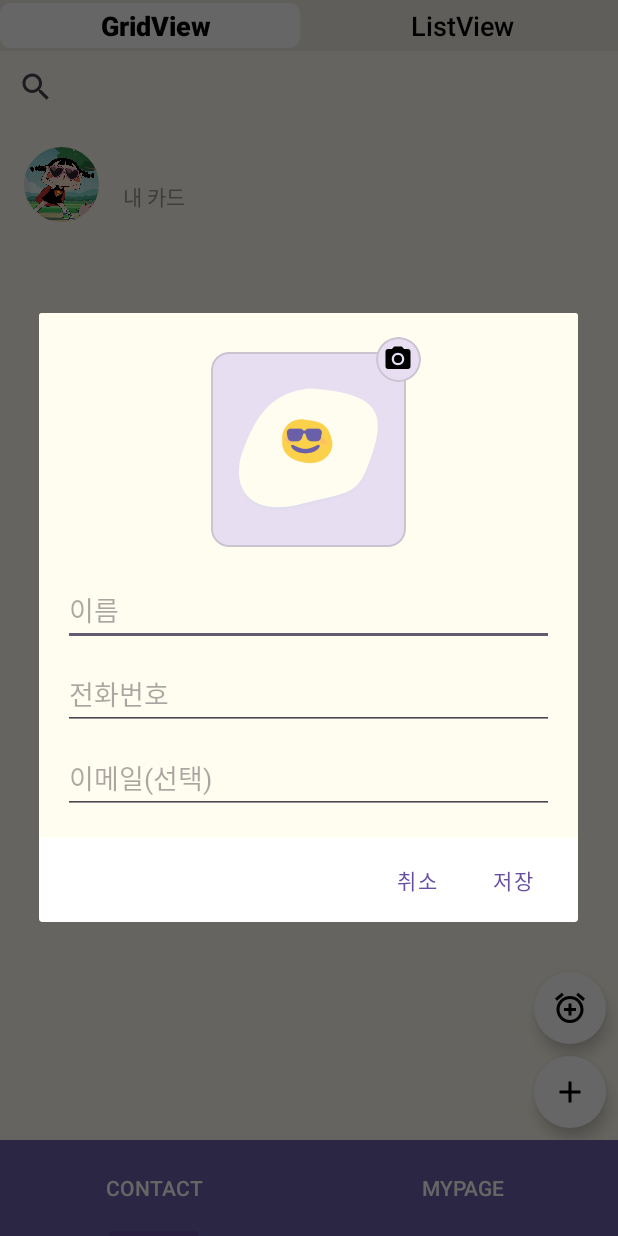
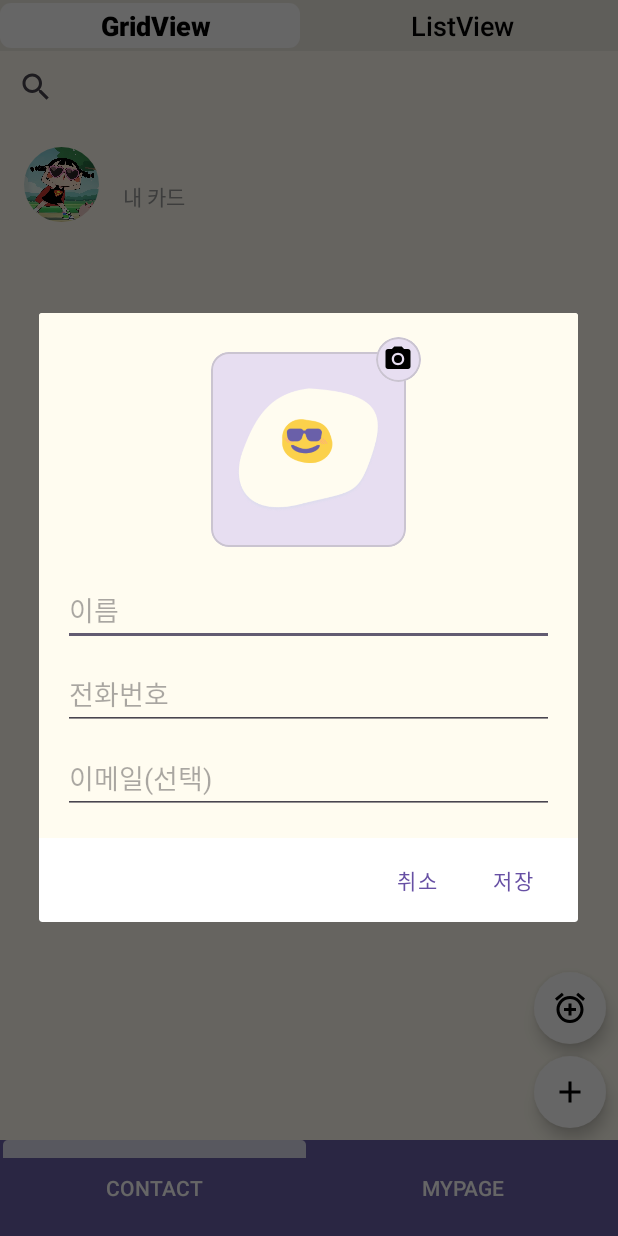
Before and after one commit to maecbanseok/BakedEggs, an Android app: the screen it shows after launch (MainActivity), on a phone screen of 412 x 824 dp. Run offline under Robolectric (Android 15) with nearby library versions, the phone set to English and light mode, and no system bars; libraries missing offline, so code that uses them is left out: com.canhub.cropper; 1 statement that could not run was skipped.

Commit message:
feat:인디케이터 생성

```diff
--- a/app/src/main/res/layout/activity_main.xml
+++ b/app/src/main/res/layout/activity_main.xml
@@ -58,6 +58,10 @@
         android:layout_height="64dp"
         app:tabTextColor="@color/white"
         android:backgroundTint="@color/function"
+        app:tabIndicatorColor="@color/cardBackground"
+        app:tabIndicatorHeight="12dp"
+        app:tabIndicatorGravity="top"
+        app:tabIndicatorFullWidth="true"
         app:layout_constraintBottom_toBottomOf="parent"
         app:layout_constraintStart_toStartOf="parent"
         app:layout_constraintEnd_toEndOf="parent">
```
